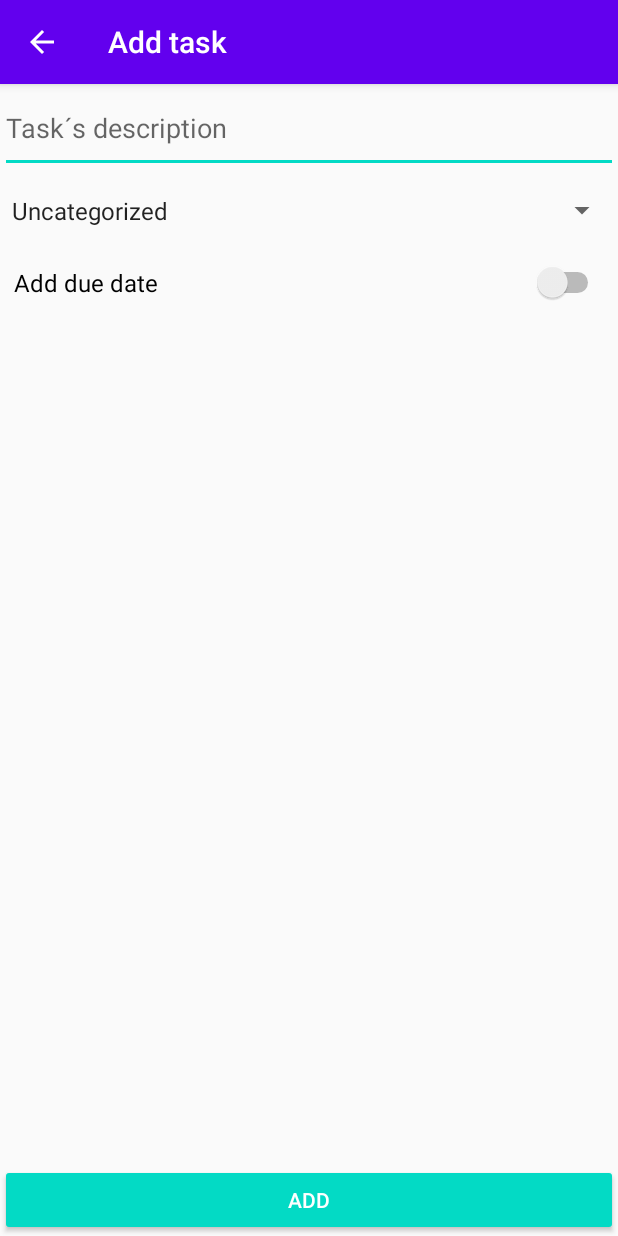
After one commit to Helguera/MyTasksApp, an Android app: the addItemActivity screen opened directly, with no data from a screen before it, on a phone screen of 412 x 824 dp. The commit adds this screen. Run offline under Robolectric (Android 15) with nearby library versions, the phone set to English and light mode, and no system bars.

Commit message:
Actividad de añadir tasks y listas

```diff
--- a/app/build.gradle
+++ b/app/build.gradle
@@ -27,4 +27,6 @@ dependencies {
     androidTestImplementation 'com.android.support.test:runner:1.0.2'
     androidTestImplementation 'com.android.support.test.espresso:espresso-core:3.0.2'
     implementation 'com.android.support:design:24.1.1'
+    implementation 'com.getbase:floatingactionbutton:1.10.1'
+
 }
--- a/app/src/main/AndroidManifest.xml
+++ b/app/src/main/AndroidManifest.xml
@@ -19,6 +19,8 @@
                 <category android:name="android.intent.category.LAUNCHER" />
             </intent-filter>
         </activity>
+        <activity android:name=".addItemActivity" />
+        <activity android:name=".addListActivity"></activity>
     </application>
 
 </manifest>
--- /dev/null
+++ b/app/src/main/java/com/javierhelguera/mytaskslist/addItemActivity.java
@@ -0,0 +1,48 @@
+package com.javierhelguera.mytaskslist;
+
+import android.app.ActionBar;
+import android.content.Intent;
+import android.support.v7.app.AppCompatActivity;
+import android.os.Bundle;
+import android.view.MenuItem;
+import android.view.View;
+import android.widget.CalendarView;
+import android.widget.CompoundButton;
+import android.widget.Spinner;
+import android.widget.Switch;
+
+public class addItemActivity extends AppCompatActivity {
+
+    @Override
+    protected void onCreate(Bundle savedInstanceState) {
+        super.onCreate(savedInstanceState);
+        setContentView(R.layout.activity_add_item);
+        setTitle("Add task");
+        getSupportActionBar().setDisplayHomeAsUpEnabled(true);
+
+        Spinner spinner = (Spinner) findViewById(R.id.spinner);
+        Switch switchdate = (Switch) findViewById(R.id.switchdate);
+        final CalendarView calendar = (CalendarView) findViewById(R.id.calendar);
+        calendar.animate().alpha(0.0f).setDuration(0);
+
+
+        switchdate.setOnCheckedChangeListener(new CompoundButton.OnCheckedChangeListener() {
+            public void onCheckedChanged(CompoundButton buttonView, boolean isChecked) {
+                if (isChecked){
+                    calendar.animate().alpha(1.0f).setDuration(200);
+                }else{
+                    calendar.animate().alpha(0.0f).setDuration(200);
+                }
+            }
+        });
+    }
+
+    @Override
+    public boolean onOptionsItemSelected(MenuItem item){
+        Intent myIntent = new Intent(getApplicationContext(), MainActivity.class);
+        startActivityForResult(myIntent, 0);
+        return true;
+    }
+
+
+}
--- /dev/null
+++ b/app/src/main/res/layout/activity_add_item.xml
@@ -0,0 +1,54 @@
+<?xml version="1.0" encoding="utf-8"?>
+<LinearLayout xmlns:android="http://schemas.android.com/apk/res/android"
+    xmlns:app="http://schemas.android.com/apk/res-auto"
+    xmlns:tools="http://schemas.android.com/tools"
+    android:layout_width="match_parent"
+    android:layout_height="match_parent"
+    android:orientation="vertical"
+    tools:context=".addItemActivity">
+
+
+    <EditText
+        android:id="@+id/editText"
+        android:layout_width="match_parent"
+        android:layout_height="59dp"
+        android:ems="10"
+        android:inputType="textMultiLine"
+        android:hint="Task´s description"/>
+
+    <Spinner
+        android:id="@+id/spinner"
+        android:layout_width="match_parent"
+        android:layout_height="50dp"
+        android:entries="@array/list_array"/>
+
+    <Switch
+        android:id="@+id/switchdate"
+        android:layout_width="match_parent"
+        android:layout_height="46dp"
+        android:paddingHorizontal="9dp"
+        android:text="Add due date"
+        android:textSize="16dp" />
+
+    <CalendarView
+        android:id="@+id/calendar"
+        android:layout_width="match_parent"
+        android:layout_height="304dp" />
+
+
+    <LinearLayout
+        android:layout_width="fill_parent"
+        android:layout_height="0dp"
+        android:layout_weight="1"
+        android:orientation="horizontal"
+        android:gravity="center|bottom">
+
+        <Button
+            android:id="@+id/button"
+            android:layout_width="match_parent"
+            android:layout_height="wrap_content"
+            style="@style/Widget.AppCompat.Button.Colored"
+            android:text="@string/add" />
+    </LinearLayout>
+
+</LinearLayout>
--- a/app/src/main/res/values/strings.xml
+++ b/app/src/main/res/values/strings.xml
@@ -3,4 +3,9 @@
     <string name="action_settings">Settings</string>
     <string name="open">Open</string>
     <string name="close">Close</string>
+    <string name="add">Add</string>
+
+    <string-array name="list_array">
+        <item>Uncategorized</item>
+    </string-array>
 </resources>
--- a/app/src/main/res/values/styles.xml
+++ b/app/src/main/res/values/styles.xml
@@ -13,6 +13,11 @@
         <item name="windowNoTitle">true</item>
     </style>
 
+    <style name="custom_fab">
+        <item name="android:background">@drawable/fab_label_background</item>
+        <item name="android:textColor">@color/white</item>
+    </style>
+
     <style name="AppTheme.AppBarOverlay" parent="ThemeOverlay.AppCompat.Dark.ActionBar" />
 
     <style name="AppTheme.PopupOverlay" parent="ThemeOverlay.AppCompat.Light" />
```
Also changed, not shown: app/src/main/java/com/javierhelguera/mytaskslist/MainActivity.java (+25 -8 lines), app/src/main/java/com/javierhelguera/mytaskslist/addListActivity.java (added, +25 -0 lines), app/src/main/res/drawable/fab_label_background.xml (added, +11 -0 lines), app/src/main/res/drawable/ic_check_black_24dp.xml (added, +9 -0 lines), app/src/main/res/drawable/ic_playlist_add_check_black_24dp.xml (added, +9 -0 lines), app/src/main/res/layout/activity_add_list.xml (added, +35 -0 lines), app/src/main/res/layout/activity_main.xml (+34 -15 lines), app/src/main/res/values/colors.xml (+9 -0 lines).
